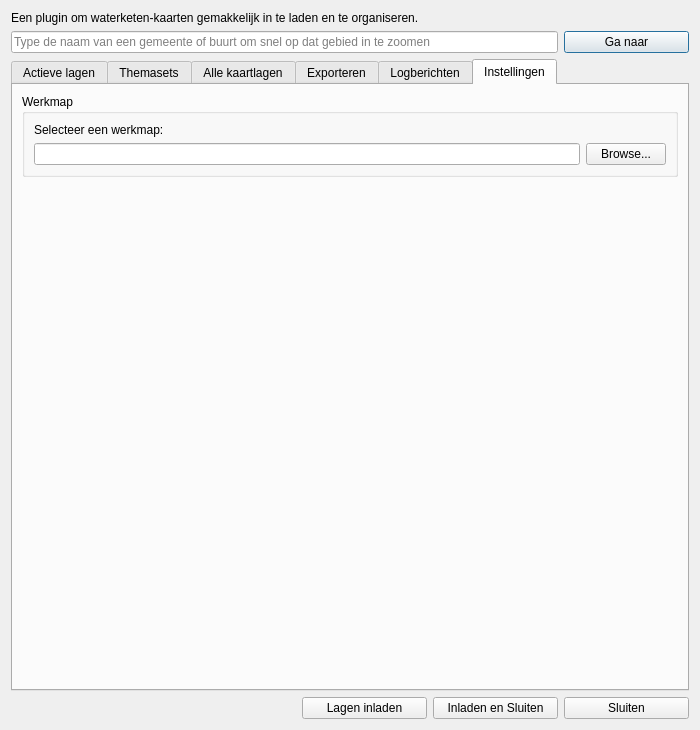
Before: the Qt Designer form gui/nad_maps_dialog_base.ui in NAD-Dataplatform/NADmaps, drawn with Qt 5.
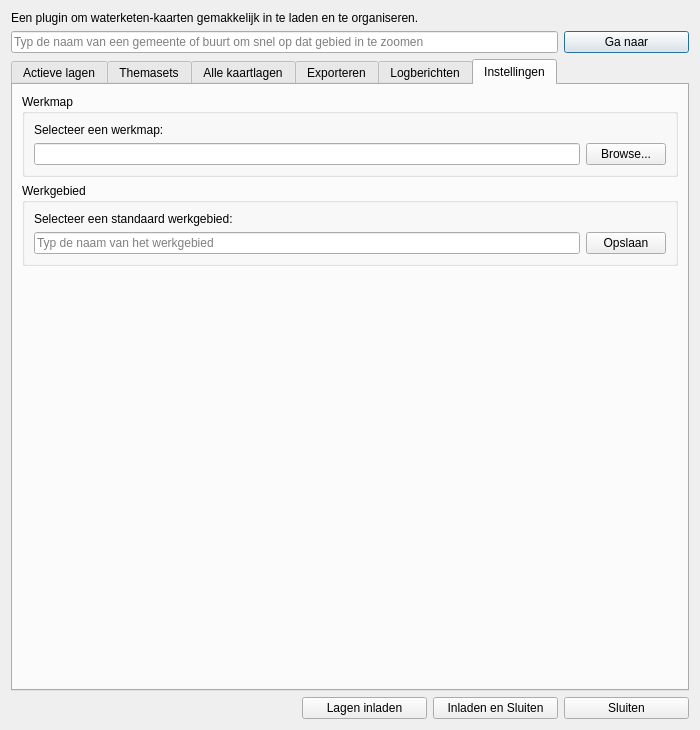
After: the same form once the commit is applied. The open tabs and pages were chosen to show the change.

Patch:
```diff
--- a/gui/nad_maps_dialog_base.ui
+++ b/gui/nad_maps_dialog_base.ui
@@ -50,7 +50,7 @@
         <bool>false</bool>
        </property>
        <property name="placeholderText">
-        <string>Type de naam van een gemeente of buurt om snel op dat gebied in te zoomen</string>
+        <string>Typ de naam van een gemeente of buurt om snel op dat gebied in te zoomen</string>
        </property>
        <property name="clearButtonEnabled">
         <bool>true</bool>
@@ -716,6 +716,43 @@
          </layout>
         </widget>
        </item>
+       <item>
+        <widget class="QGroupBox" name="groupBoxZoomArea">
+         <property name="title">
+          <string>Werkgebied</string>
+         </property>
+         <layout class="QVBoxLayout" name="verticalLayout_3">
+          <item>
+           <widget class="QLabel" name="label">
+            <property name="text">
+             <string>Selecteer een standaard werkgebied:</string>
+            </property>
+           </widget>
+          </item>
+          <item>
+           <layout class="QHBoxLayout" name="horizontalLayout">
+            <item>
+             <widget class="QLineEdit" name="lineEdit">
+              <property name="placeholderText">
+               <string>Typ de naam van het werkgebied</string>
+              </property>
+              <property name="clearButtonEnabled">
+               <bool>true</bool>
+              </property>
+             </widget>
+            </item>
+            <item>
+             <widget class="QPushButton" name="pushButton">
+              <property name="text">
+               <string>Opslaan</string>
+              </property>
+             </widget>
+            </item>
+           </layout>
+          </item>
+         </layout>
+        </widget>
+       </item>
        <item>
         <spacer name="verticalSpacer">
          <property name="orientation">
```
